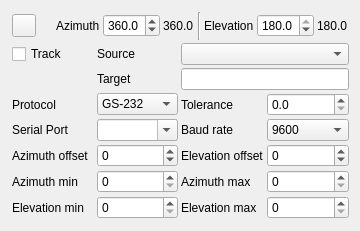
Above: plugins/feature/gs232controller/gs232controllergui.ui from f4exb/sdrangel before the change. Below: the same form after it.
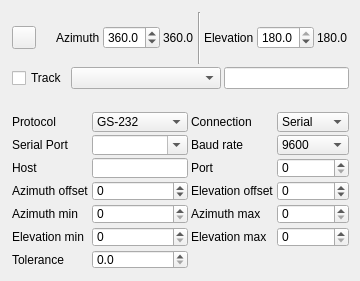
That is the form after the change. Icons and pictures are not drawn. Custom widgets are drawn as their Qt base class.

Diff of the .ui file:
```diff
--- a/plugins/feature/gs232controller/gs232controllergui.ui
+++ b/plugins/feature/gs232controller/gs232controllergui.ui
@@ -7,7 +7,7 @@
     <x>0</x>
     <y>0</y>
     <width>360</width>
-    <height>231</height>
+    <height>281</height>
    </rect>
   </property>
   <property name="sizePolicy">
@@ -37,17 +37,17 @@
   <property name="windowTitle">
    <string>GS-232 Rotator Controller</string>
   </property>
-  <widget class="QWidget" name="settingsContainer" native="true">
+  <widget class="QWidget" name="controlsContainer" native="true">
    <property name="geometry">
     <rect>
      <x>10</x>
      <y>10</y>
      <width>341</width>
-     <height>211</height>
+     <height>81</height>
     </rect>
    </property>
    <property name="windowTitle">
-    <string>Settings</string>
+    <string>Controls</string>
    </property>
    <layout class="QVBoxLayout" name="verticalLayout">
     <property name="spacing">
@@ -184,34 +184,192 @@
     </item>
     <item>
      <layout class="QGridLayout" name="gridLayout">
-      <item row="2" column="2">
-       <widget class="QLabel" name="toleranceLabel">
+      <item row="0" column="1" colspan="2">
+       <widget class="QComboBox" name="sources">
+        <property name="minimumSize">
+         <size>
+          <width>150</width>
+          <height>0</height>
+         </size>
+        </property>
+        <property name="toolTip">
+         <string>Target to track</string>
+        </property>
+       </widget>
+      </item>
+      <item row="0" column="0">
+       <widget class="QCheckBox" name="track">
+        <property name="toolTip">
+         <string>Check to enable automatic tracking of azimuth and elevation from the specified channel</string>
+        </property>
         <property name="text">
-         <string>Tolerance</string>
+         <string>Track</string>
         </property>
        </widget>
       </item>
-      <item row="4" column="0">
+      <item row="0" column="3">
+       <widget class="QLineEdit" name="targetName">
+        <property name="toolTip">
+         <string>Name of the target being tracked as indicated by the source channel / feature</string>
+        </property>
+        <property name="readOnly">
+         <bool>true</bool>
+        </property>
+       </widget>
+      </item>
+     </layout>
+    </item>
+   </layout>
+  </widget>
+  <widget class="QWidget" name="settingsContainer" native="true">
+   <property name="geometry">
+    <rect>
+     <x>10</x>
+     <y>110</y>
+     <width>341</width>
+     <height>161</height>
+    </rect>
+   </property>
+   <property name="windowTitle">
+    <string>Settings</string>
+   </property>
+   <layout class="QVBoxLayout" name="verticalLayout_2">
+    <property name="spacing">
+     <number>3</number>
+    </property>
+    <property name="leftMargin">
+     <number>2</number>
+    </property>
+    <property name="topMargin">
+     <number>2</number>
+    </property>
+    <property name="rightMargin">
+     <number>2</number>
+    </property>
+    <property name="bottomMargin">
+     <number>2</number>
+    </property>
+    <item>
+     <layout class="QGridLayout" name="settingsGridLayout">
+      <item row="3" column="0">
        <widget class="QLabel" name="azimuthOffsetLabel">
         <property name="text">
          <string>Azimuth offset</string>
         </property>
        </widget>
       </item>
+      <item row="4" column="0">
+       <widget class="QLabel" name="azimuthMinLabel">
+        <property name="text">
+         <string>Azimuth min</string>
+        </property>
+       </widget>
+      </item>
       <item row="4" column="1">
-       <widget class="QSpinBox" name="azimuthOffset">
-        <property name="toolTip">
-         <string>Specify an offset angel in degrees that will be added to the target azimuth to correct for misalignment</string>
-        </property>
-        <property name="minimum">
-         <number>-360</number>
-        </property>
+       <widget class="QSpinBox" name="azimuthMin">
         <property name="maximum">
-         <number>360</number>
+         <number>450</number>
+        </property>
+       </widget>
+      </item>
+      <item row="0" column="0">
+       <widget class="QLabel" name="protocolLabel">
+        <property name="text">
+         <string>Protocol</string>
+        </property>
+       </widget>
+      </item>
+      <item row="5" column="2">
+       <widget class="QLabel" name="elevationMaxLabel">
+        <property name="text">
+         <string>Elevation max</string>
         </property>
        </widget>
       </item>
       <item row="4" column="3">
+       <widget class="QSpinBox" name="azimuthMax">
+        <property name="maximum">
+         <number>450</number>
+        </property>
+       </widget>
+      </item>
+      <item row="0" column="2">
+       <widget class="QLabel" name="connectionLabel">
+        <property name="text">
+         <string>Connection</string>
+        </property>
+       </widget>
+      </item>
+      <item row="5" column="1">
+       <widget class="QSpinBox" name="elevationMin">
+        <property name="maximum">
+         <number>180</number>
+        </property>
+       </widget>
+      </item>
+      <item row="2" column="2">
+       <widget class="QLabel" name="portLabel">
+        <property name="text">
+         <string>Port</string>
+        </property>
+       </widget>
+      </item>
+      <item row="6" column="1">
+       <widget class="QDoubleSpinBox" name="tolerance">
+        <property name="toolTip">
+         <string>Tolerance in degrees</string>
+        </property>
+        <property name="decimals">
+         <number>1</number>
+        </property>
+       </widget>
+      </item>
+      <item row="1" column="0">
+       <widget class="QLabel" name="serialPortLabel">
+        <property name="text">
+         <string>Serial Port</string>
+        </property>
+       </widget>
+      </item>
+      <item row="0" column="3">
+       <widget class="QComboBox" name="connection">
+        <property name="toolTip">
+         <string>The type of connection to use to the rotator</string>
+        </property>
+        <item>
+         <property name="text">
+          <string>Serial</string>
+         </property>
+        </item>
+        <item>
+         <property name="text">
+          <string>TCP</string>
+         </property>
+        </item>
+       </widget>
+      </item>
+      <item row="6" column="0">
+       <widget class="QLabel" name="toleranceLabel">
+        <property name="text">
+         <string>Tolerance</string>
+        </property>
+       </widget>
+      </item>
+      <item row="3" column="2">
+       <widget class="QLabel" name="elevationOffsetLabel">
+        <property name="text">
+         <string>Elevation offset</string>
+        </property>
+       </widget>
+      </item>
+      <item row="5" column="0">
+       <widget class="QLabel" name="elevationMinLabel">
+        <property name="text">
+         <string>Elevation min</string>
+        </property>
+       </widget>
+      </item>
+      <item row="3" column="3">
        <widget class="QSpinBox" name="elevationOffset">
         <property name="toolTip">
          <string>Specify an offset angle in degrees that will be added to the target elevation to correct for misalignment</string>
@@ -227,7 +385,14 @@
         </property>
        </widget>
       </item>
-      <item row="3" column="1">
+      <item row="2" column="1">
+       <widget class="QLineEdit" name="host">
+        <property name="toolTip">
+         <string>Host name / IP address of computer running rotctld</string>
+        </property>
+       </widget>
+      </item>
+      <item row="1" column="1">
        <widget class="QComboBox" name="serialPort">
         <property name="toolTip">
          <string>Name of serial port to use to connect to the GS-232 controller</string>
@@ -237,7 +402,43 @@
         </property>
        </widget>
       </item>
-      <item row="3" column="3">
+      <item row="0" column="1">
+       <widget class="QComboBox" name="protocol">
+        <property name="toolTip">
+         <string>Command protocol</string>
+        </property>
+        <item>
+         <property name="text">
+          <string>GS-232</string>
+         </property>
+        </item>
+        <item>
+         <property name="text">
+          <string>SPID</string>
+         </property>
+        </item>
+        <item>
+         <property name="text">
+          <string>rotctld</string>
+         </property>
+        </item>
+       </widget>
+      </item>
+      <item row="2" column="0">
+       <widget class="QLabel" name="hostLabel">
+        <property name="text">
+         <string>Host</string>
+        </property>
+       </widget>
+      </item>
+      <item row="5" column="3">
+       <widget class="QSpinBox" name="elevationMax">
+        <property name="maximum">
+         <number>180</number>
+        </property>
+       </widget>
+      </item>
+      <item row="1" column="3">
        <widget class="QComboBox" name="baudRate">
         <property name="toolTip">
          <string>Serial port baud rate for the GS-232 controller</string>
@@ -297,161 +498,40 @@
         </item>
        </widget>
       </item>
-      <item row="3" column="0">
-       <widget class="QLabel" name="serialLabel">
-        <property name="text">
-         <string>Serial Port</string>
-        </property>
-       </widget>
-      </item>
       <item row="4" column="2">
-       <widget class="QLabel" name="elevationOffsetLabel">
-        <property name="text">
-         <string>Elevation offset</string>
-        </property>
-       </widget>
-      </item>
-      <item row="6" column="2">
-       <widget class="QLabel" name="elevationMaxLabel">
-        <property name="text">
-         <string>Elevation max</string>
-        </property>
-       </widget>
-      </item>
-      <item row="6" column="1">
-       <widget class="QSpinBox" name="elevationMin">
-        <property name="maximum">
-         <number>180</number>
-        </property>
-       </widget>
-      </item>
-      <item row="2" column="1">
-       <widget class="QComboBox" name="protocol">
-        <property name="toolTip">
-         <string>Command protocol</string>
-        </property>
-        <item>
-         <property name="text">
-          <string>GS-232</string>
-         </property>
-        </item>
-        <item>
-         <property name="text">
-          <string>SPID</string>
-         </property>
-        </item>
-       </widget>
-      </item>
-      <item row="5" column="0">
-       <widget class="QLabel" name="azimuthMinLabel">
-        <property name="text">
-         <string>Azimuth min</string>
-        </property>
-       </widget>
-      </item>
-      <item row="5" column="3">
-       <widget class="QSpinBox" name="azimuthMax">
-        <property name="maximum">
-         <number>450</number>
-        </property>
-       </widget>
-      </item>
-      <item row="2" column="0">
-       <widget class="QLabel" name="protocolLabel">
-        <property name="text">
-         <string>Protocol</string>
-        </property>
-       </widget>
-      </item>
-      <item row="6" column="3">
-       <widget class="QSpinBox" name="elevationMax">
-        <property name="maximum">
-         <number>180</number>
-        </property>
-       </widget>
-      </item>
-      <item row="6" column="0">
-       <widget class="QLabel" name="elevationMinLabel">
-        <property name="text">
-         <string>Elevation min</string>
-        </property>
-       </widget>
-      </item>
-      <item row="3" column="2">
-       <widget class="QLabel" name="baudRateLabel">
-        <property name="text">
-         <string>Baud rate</string>
-        </property>
-       </widget>
-      </item>
-      <item row="5" column="1">
-       <widget class="QSpinBox" name="azimuthMin">
-        <property name="maximum">
-         <number>450</number>
-        </property>
-       </widget>
-      </item>
-      <item row="5" column="2">
        <widget class="QLabel" name="azimuthMaxLabel">
         <property name="text">
          <string>Azimuth max</string>
         </property>
        </widget>
       </item>
-      <item row="0" column="0">
-       <widget class="QCheckBox" name="track">
+      <item row="3" column="1">
+       <widget class="QSpinBox" name="azimuthOffset">
         <property name="toolTip">
-         <string>Check to enable automatic tracking of azimuth and elevation from the specified channel</string>
+         <string>Specify an offset angel in degrees that will be added to the target azimuth to correct for misalignment</string>
         </property>
-        <property name="text">
-         <string>Track</string>
+        <property name="minimum">
+         <number>-360</number>
         </property>
-       </widget>
-      </item>
-      <item row="1" column="2" colspan="2">
-       <widget class="QLineEdit" name="targetName">
-        <property name="toolTip">
-         <string>Name of the target being tracked as indicated by the source channel / feature</string>
-        </property>
-        <property name="readOnly">
-         <bool>true</bool>
-        </property>
-       </widget>
-      </item>
-      <item row="1" column="1">
-       <widget class="QLabel" name="targetNameLabel">
-        <property name="text">
-         <string>Target</string>
-        </property>
-       </widget>
-      </item>
-      <item row="0" column="1">
-       <widget class="QLabel" name="targetsLabel">
-        <property name="text">
-         <string>Source</string>
-        </property>
-       </widget>
-      </item>
-      <item row="0" column="2" colspan="2">
-       <widget class="QComboBox" name="sources">
-        <property name="minimumSize">
-         <size>
-          <width>150</width>
-          <height>0</height>
-         </size>
-        </property>
-        <property name="toolTip">
-         <string>Target to track</string>
+        <property name="maximum">
+         <number>360</number>
         </property>
        </widget>
       </item>
       <item row="2" column="3">
-       <widget class="QDoubleSpinBox" name="tolerance">
+       <widget class="QSpinBox" name="port">
         <property name="toolTip">
-         <string>Tolerance in degrees</string>
+         <string>TCP port number rotctld is listening on</string>
         </property>
-        <property name="decimals">
-         <number>1</number>
+        <property name="maximum">
+         <number>65535</number>
+        </property>
+       </widget>
+      </item>
+      <item row="1" column="2">
+       <widget class="QLabel" name="baudRateLabel">
+        <property name="text">
+         <string>Baud rate</string>
         </property>
        </widget>
       </item>
```
Left out of the diff: 11 changed lines with no effect on the pictures.
